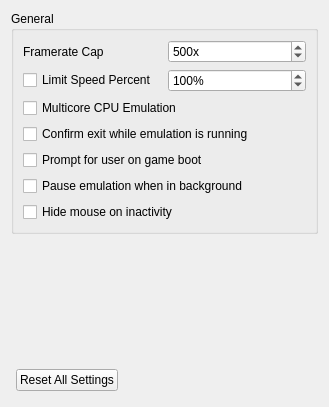
This is src/yuzu/configuration/configure_general.ui in QuantumGhost/yuzu as Qt 5 draws it before an edit. The edited form follows.
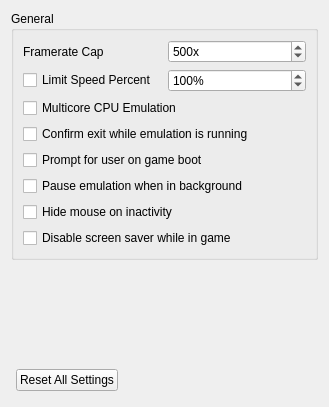
This is the edited form.

What changed in the file:
```diff
--- a/src/yuzu/configuration/configure_general.ui
+++ b/src/yuzu/configuration/configure_general.ui
@@ -119,6 +119,13 @@
             </property>
            </widget>
           </item>
+          <item>
+           <widget class="QCheckBox" name="toggle_screen_saver">
+            <property name="text">
+             <string>Disable screen saver while in game</string>
+            </property>
+           </widget>
+          </item>
          </layout>
         </item>
        </layout>
```
